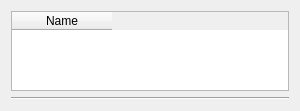
This is agent/src/clacks/agent/data/templates/default/sambaUserWorkstations.ui in gonicus/clacks as Qt 5 draws it before an edit. The edited form follows.
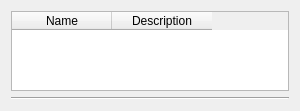
This is the edited form.

Commit message: Updated table contents for sambaUserWorkstations

Patch:
```diff
--- a/agent/src/clacks/agent/data/templates/default/sambaUserWorkstations.ui
+++ b/agent/src/clacks/agent/data/templates/default/sambaUserWorkstations.ui
@@ -21,7 +21,12 @@
     <widget class="QTableWidget" name="sambaUserWotkstationsEdit">
      <column>
       <property name="text">
-       <string comment="cn">Name</string>
+       <string comment="uid">Name</string>
+      </property>
+     </column>
+     <column>
+      <property name="text">
+       <string comment="description">Description</string>
       </property>
      </column>
     </widget>
```
